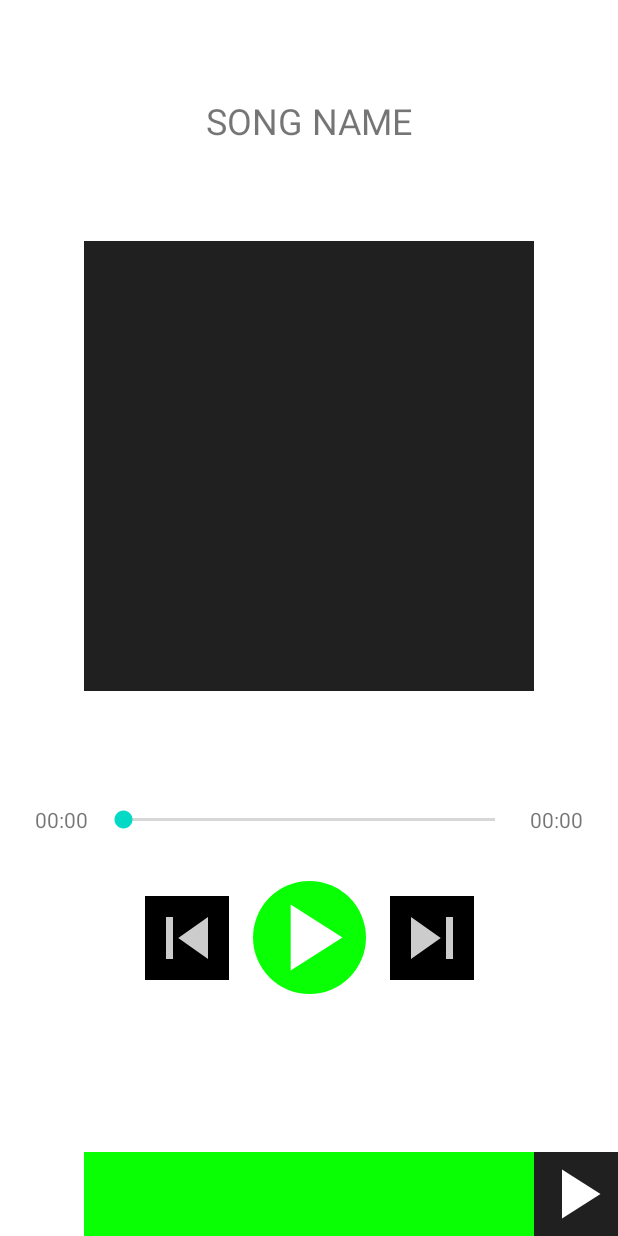
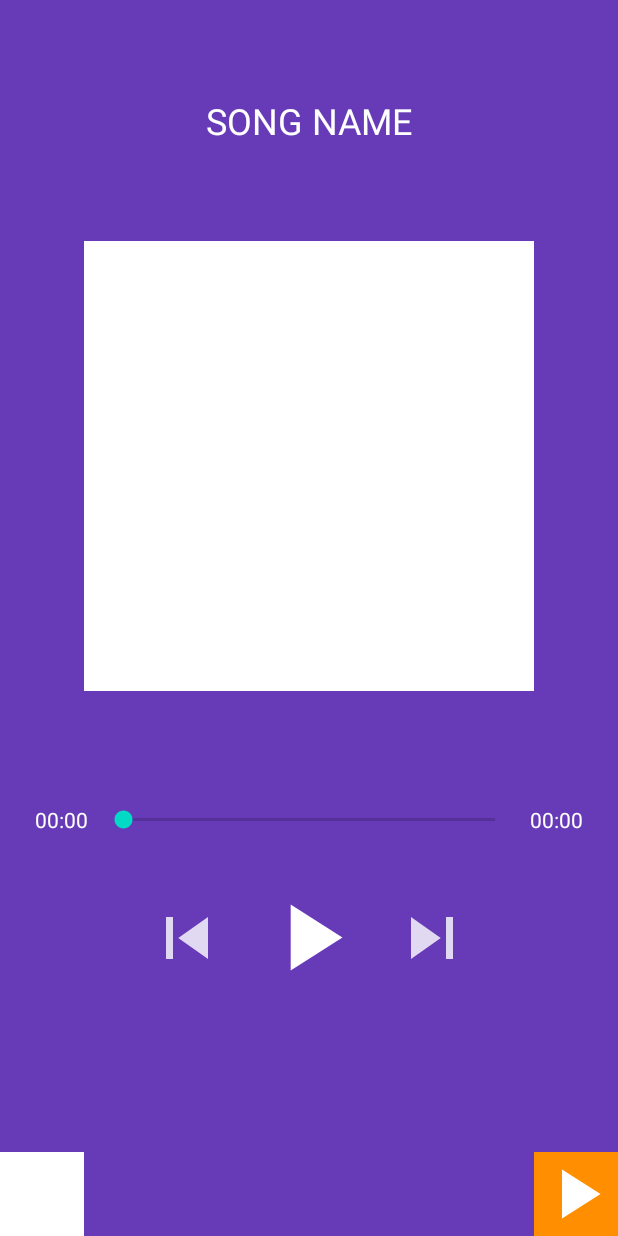
Before and after one commit to bashayerreda/Music_app, an Android app: the SongFragment screen opened through its navigation route, on a phone screen of 412 x 824 dp. Run offline under Robolectric (Android 15) with nearby library versions, the phone set to English and light mode, and no system bars; our stand-ins replace Dagger/Hilt's generated code; network calls fail; 1 statement that could not run was skipped.

Commit message:
fix some issues and add biometric for security

```diff
--- a/app/build.gradle
+++ b/app/build.gradle
@@ -133,6 +133,6 @@ dependencies {
     api "com.google.android.exoplayer:extension-mediasession:2.11.8"
     // Activity KTX for viewModels()
     implementation "androidx.activity:activity-ktx:1.1.0"
-
-
+    //biometric authentication
+    implementation "androidx.biometric:biometric:1.0.1"
 }
--- a/app/src/main/AndroidManifest.xml
+++ b/app/src/main/AndroidManifest.xml
@@ -4,6 +4,7 @@
 
     <uses-permission android:name="android.permission.INTERNET" />
     <uses-permission android:name="android.permission.FOREGROUND_SERVICE" />
+    <uses-permission android:name="android.permission.USE_BIOMETRIC"/>
 
     <application
         android:name=".BaseApplication"
--- a/app/src/main/java/com/example/clonespotify/TipsFragment.kt
+++ b/app/src/main/java/com/example/clonespotify/TipsFragment.kt
@@ -1,14 +1,21 @@
 package com.example.clonespotify
 
+import android.app.Activity
 import android.os.Bundle
+import android.util.Log
 import androidx.fragment.app.Fragment
 import android.view.LayoutInflater
 import android.view.View
 import android.view.ViewGroup
+import androidx.biometric.BiometricConstants.ERROR_USER_CANCELED
+import androidx.core.content.ContextCompat
 import androidx.navigation.fragment.findNavController
 import androidx.viewpager2.widget.ViewPager2
 import com.example.clonespotify.adapters.onItemBoardingAdapters
 import kotlinx.android.synthetic.main.fragment_tips.*
+import androidx.appcompat.app.AppCompatActivity
+import androidx.biometric.BiometricManager
+import androidx.biometric.BiometricPrompt
 
 class TipsFragment : Fragment() {
     lateinit var onItemBoardingAdapters: onItemBoardingAdapters
@@ -21,6 +28,7 @@ class TipsFragment : Fragment() {
     override fun onViewCreated(view: View, savedInstanceState: Bundle?) {
         super.onViewCreated(view, savedInstanceState)
         setOnBoardingItems()
+        prepareBiometric()
         textSkip.setOnClickListener {
           findNavController().navigate(R.id.homeFragment)
         }
@@ -67,5 +75,57 @@ class TipsFragment : Fragment() {
         }
 
     }
+    private fun prepareBiometric(){
+        val biometricManager = BiometricManager.from(activity!!.applicationContext)
+
+        //Some more information on biometric support
+        when (biometricManager.canAuthenticate()) {
+            BiometricManager.BIOMETRIC_SUCCESS ->
+                Log.d("MY_APP_TAG", "App can authenticate using biometrics.")
+            BiometricManager.BIOMETRIC_ERROR_NO_HARDWARE ->
+                Log.e("MY_APP_TAG", "No biometric features available on this device.")
+            BiometricManager.BIOMETRIC_ERROR_HW_UNAVAILABLE ->
+                Log.e("MY_APP_TAG", "Biometric features are currently unavailable.")
+            BiometricManager.BIOMETRIC_ERROR_NONE_ENROLLED ->
+                Log.e("MY_APP_TAG", "The user hasn't associated " +
+                        "any biometric credentials with their account.")
+        }
+
+        if (biometricManager.canAuthenticate() == BiometricManager.BIOMETRIC_SUCCESS){
+            Log.d("MainActivity","Device supports biometric auth")
+
+            val executor = ContextCompat.getMainExecutor(activity!!.applicationContext)
+
+            val callback = object: BiometricPrompt.AuthenticationCallback() {
+                override fun onAuthenticationError(errorCode: Int, errString: CharSequence) {
+                    super.onAuthenticationError(errorCode, errString)
+                    Log.d("MainActivity", "$errorCode :: $errString")
+                    if (errorCode == BiometricPrompt.ERROR_USER_CANCELED) {
+                        activity!!.finish()
+                    }
+                }
+
+                override fun onAuthenticationFailed() {
+                    super.onAuthenticationFailed()
+                    Log.d("MainActivity","Authentication failed")
+                }
+
+                override fun onAuthenticationSucceeded(result: BiometricPrompt.AuthenticationResult) {
+                    super.onAuthenticationSucceeded(result)
+                    Log.d("MainActivity","Authentication was successful")
+                }
+            }
+
+            val biometricPrompt = BiometricPrompt(this, executor, callback)
+            val promptInfo = BiometricPrompt.PromptInfo.Builder()
+                .setTitle("Biometric Authentication")
+                .setDescription("User needs to be authenticated before using the app just choose the method you want to get started")
+                .setDeviceCredentialAllowed(true)
+                .build()
+
+            biometricPrompt.authenticate(promptInfo)
+        }
+
+    }
 
 }
--- a/app/src/main/res/drawable-v24/circle_drawable.xml
+++ b/app/src/main/res/drawable-v24/circle_drawable.xml
@@ -3,7 +3,7 @@
 
     <item>
         <shape android:shape="oval">
-            <solid android:color="@color/colorAccent"/>
+            <solid android:color="@color/custom_color_primary"/>
             <corners android:radius="100dp" />
         </shape>
     </item>
--- a/app/src/main/res/layout/activity_main.xml
+++ b/app/src/main/res/layout/activity_main.xml
@@ -39,7 +39,7 @@
         android:id="@+id/vpSong"
         android:layout_width="0dp"
         android:layout_height="56dp"
-        android:background="@color/colorPrimary"
+        android:background="@color/custom_color_primary"
         app:layout_constraintBottom_toBottomOf="parent"
         app:layout_constraintEnd_toStartOf="@+id/ivPlayPause"
         app:layout_constraintStart_toEndOf="@+id/ivCurSongImage" />
@@ -48,7 +48,7 @@
         android:id="@+id/ivPlayPause"
         android:layout_width="56dp"
         android:layout_height="56dp"
-        android:background="@color/darkBackground"
+        android:background="@color/custom_color_secondry"
         android:src="@drawable/ic_play"
         app:layout_constraintBottom_toBottomOf="parent"
         app:layout_constraintEnd_toEndOf="parent" />
--- a/app/src/main/res/layout/fragment_home.xml
+++ b/app/src/main/res/layout/fragment_home.xml
@@ -11,6 +11,7 @@
         android:layout_width="wrap_content"
         android:layout_height="wrap_content"
         android:visibility="gone"
+        android:backgroundTint="@color/custom_color_primary"
         app:layout_constraintBottom_toBottomOf="parent"
         app:layout_constraintEnd_toEndOf="parent"
         app:layout_constraintHorizontal_bias="0.5"
@@ -19,6 +20,7 @@
 
     <androidx.recyclerview.widget.RecyclerView
         android:id="@+id/rvAllSongs"
+        android:layout_marginTop="@dimen/_12sdp"
         android:layout_width="match_parent"
         android:layout_height="match_parent"
         app:layout_constraintBottom_toBottomOf="parent"
--- a/app/src/main/res/layout/fragment_song.xml
+++ b/app/src/main/res/layout/fragment_song.xml
@@ -4,6 +4,7 @@
     android:layout_width="match_parent"
     android:layout_height="match_parent"
     xmlns:app="http://schemas.android.com/apk/res-auto"
+    android:background="@color/custom_color_primary"
     tools:context=".ui.fragments.SongFragment">
 
     <TextView
@@ -13,6 +14,7 @@
         android:text="SONG NAME"
         android:gravity="center"
         android:textSize="24sp"
+        android:textColor="@color/custom_color_bacground"
         app:layout_constraintBottom_toTopOf="@+id/ivSongImage"
         app:layout_constraintEnd_toEndOf="parent"
         app:layout_constraintHorizontal_bias="0.5"
@@ -23,7 +25,7 @@
         android:id="@+id/ivSongImage"
         android:layout_width="300dp"
         android:layout_height="300dp"
-        android:background="@color/darkBackground"
+        android:background="@color/custom_color_bacground"
         app:layout_constraintBottom_toTopOf="@+id/guideline2"
         app:layout_constraintEnd_toEndOf="parent"
         app:layout_constraintHorizontal_bias="0.5"
@@ -35,6 +37,7 @@
         android:layout_height="wrap_content"
         android:gravity="center"
         android:text="00:00"
+        android:textColor="@color/custom_color_bacground"
         android:layout_marginStart="16dp"
         android:textSize="14sp"
         app:layout_constraintBottom_toBottomOf="@+id/seekBar"
@@ -42,6 +45,8 @@
         app:layout_constraintTop_toTopOf="@+id/seekBar" />
 
     <SeekBar
+        android:outlineAmbientShadowColor="@color/custom_color_bacground"
+        android:outlineSpotShadowColor="@color/custom_color_bacground"
         android:id="@+id/seekBar"
         android:layout_width="0dp"
         android:layout_height="18dp"
@@ -55,6 +60,7 @@
         android:layout_height="wrap_content"
         android:gravity="center"
         android:text="00:00"
+        android:textColor="@color/custom_color_bacground"
         android:layout_marginEnd="16dp"
         android:textSize="14sp"
         app:layout_constraintBottom_toBottomOf="@+id/seekBar"
@@ -78,7 +84,6 @@
         android:layout_width="56dp"
         android:layout_height="56dp"
         android:layout_marginEnd="16dp"
-        android:background="@color/black"
         android:src="@drawable/ic_skip_previous"
         app:layout_constraintBottom_toBottomOf="@+id/ivPlayPauseDetail"
         app:layout_constraintEnd_toStartOf="@+id/ivPlayPauseDetail"
@@ -90,7 +95,6 @@
         android:layout_height="56dp"
         android:layout_marginStart="16dp"
         android:src="@drawable/ic_skip"
-        android:background="@color/black"
         app:layout_constraintBottom_toBottomOf="@+id/ivPlayPauseDetail"
         app:layout_constraintStart_toEndOf="@+id/ivPlayPauseDetail"
         app:layout_constraintTop_toTopOf="@+id/ivPlayPauseDetail" />
--- a/app/src/main/res/layout/list_item.xml
+++ b/app/src/main/res/layout/list_item.xml
@@ -33,6 +33,7 @@
         android:layout_width="0dp"
         android:layout_height="wrap_content"
         android:text="100 Songs"
+        android:layout_marginTop="@dimen/_4sdp"
         android:textSize="14sp"
         android:layout_marginLeft="16dp"
         android:layout_marginRight="16dp"
```
